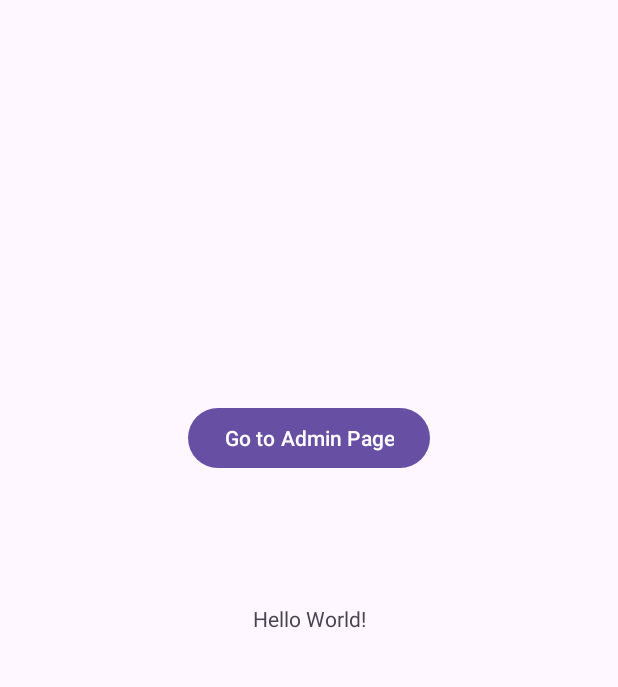
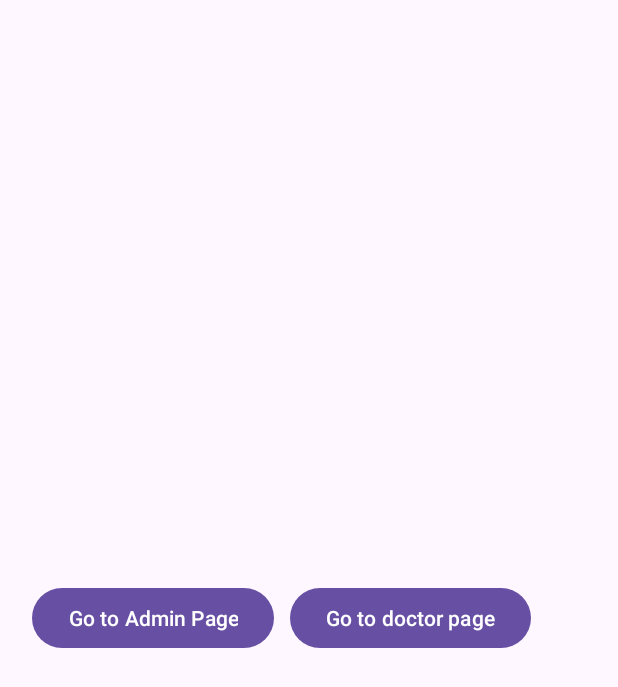
Before and after one commit to saladk21/Hospital_Management_System_V0.1, an Android app: the screen it shows after launch (MainActivity), on a phone screen of 412 x 824 dp. Shown: the top 687 px of the screen. Run offline under Robolectric (Android 15) with nearby library versions, the phone set to English and light mode, and no system bars.

Commit message:
doctor db initialize, and view appointments, and mainactivity doctor button

```diff
--- a/app/src/main/res/layout/activity_main.xml
+++ b/app/src/main/res/layout/activity_main.xml
@@ -6,6 +6,12 @@
     android:layout_height="match_parent"
     tools:context=".MainActivity">
 
+    <LinearLayout xmlns:android="http://schemas.android.com/apk/res/android"
+        android:layout_width="match_parent"
+        android:layout_height="match_parent"
+        android:paddingLeft="16dp"
+        android:paddingRight="16dp"
+        android:orientation="horizontal" >
     <Button
         android:id="@+id/adminButton"
         android:layout_width="wrap_content"
@@ -16,13 +22,27 @@
         app:layout_constraintEnd_toEndOf="parent"
         app:layout_constraintStart_toStartOf="parent"
         app:layout_constraintTop_toTopOf="parent"
-        app:layout_constraintVertical_bias="0.345" />
+        app:layout_constraintVertical_bias="0.345"
+        android:layout_margin="5dp"/>
+    <Button
+        android:id="@+id/doctorButton"
+        android:layout_width="wrap_content"
+        android:layout_height="wrap_content"
+        android:layout_gravity="center"
+        android:text="Go to doctor page"
+        app:layout_constraintBottom_toBottomOf="parent"
+        app:layout_constraintEnd_toEndOf="parent"
+        app:layout_constraintStart_toStartOf="parent"
+        app:layout_constraintTop_toTopOf="parent"
+        app:layout_constraintVertical_bias="0.345"
+        android:layout_margin="5dp"/>
+    </LinearLayout>
 
     <TextView
         android:id="@+id/textView"
         android:layout_width="wrap_content"
         android:layout_height="wrap_content"
-        android:text="Hello World!"
+        android:text="    "
         app:layout_constraintBottom_toBottomOf="parent"
         app:layout_constraintEnd_toEndOf="parent"
         app:layout_constraintStart_toStartOf="parent"
```
